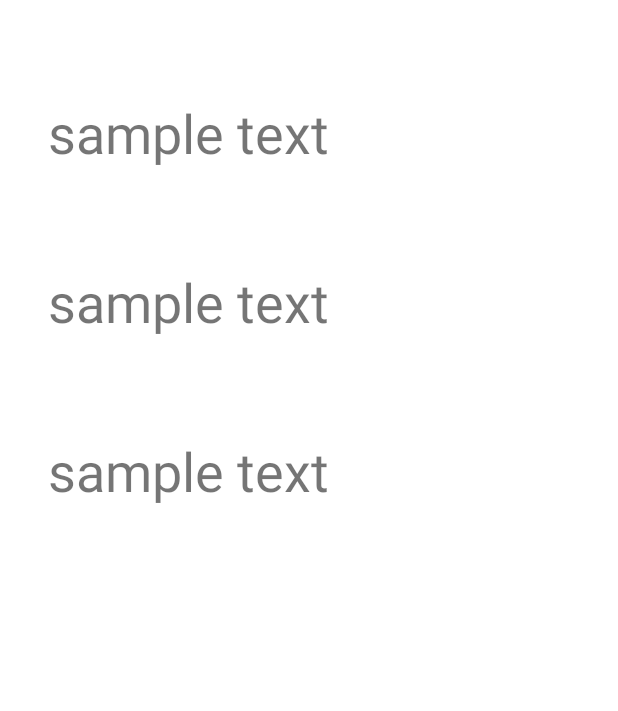
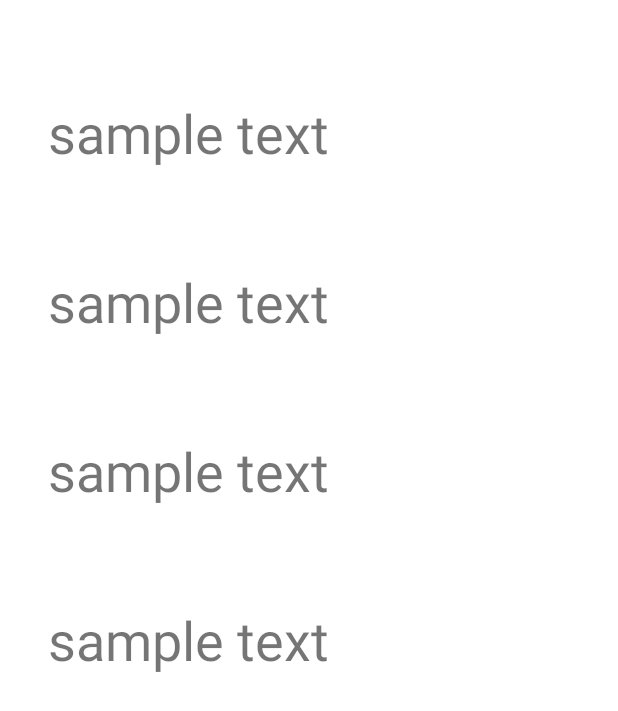
Before and after one commit to ahmed-razic/AndroidBasics_PracticeSet2, an Android app: the layout activity_main.xml on its own in the app's theme, with its tools: preview values and no code run, on a phone screen of 412 x 824 dp. Shown: the top 711 px of the screen. Run offline under Robolectric (Android 15) with nearby library versions, the phone set to English and light mode, and no system bars.

Commit message:
added exercises

```diff
--- a/app/src/main/res/layout/activity_main.xml
+++ b/app/src/main/res/layout/activity_main.xml
@@ -19,17 +19,6 @@
         app:layout_constraintTop_toTopOf="parent"
         tools:text="sample text" />
 
-    <TextView
-        android:id="@+id/display_text_view_3"
-        android:layout_width="wrap_content"
-        android:layout_height="wrap_content"
-        android:layout_marginStart="32dp"
-        android:layout_marginLeft="32dp"
-        android:layout_marginTop="64dp"
-        android:textSize="36sp"
-        app:layout_constraintStart_toStartOf="parent"
-        app:layout_constraintTop_toBottomOf="@+id/display_text_view_2"
-        tools:text="sample text" />
 
     <TextView
         android:id="@+id/display_text_view_2"
@@ -44,4 +33,28 @@
         app:layout_constraintTop_toBottomOf="@+id/display_text_view"
         tools:text="sample text" />
 
+    <TextView
+        android:id="@+id/display_text_view_3"
+        android:layout_width="wrap_content"
+        android:layout_height="wrap_content"
+        android:layout_marginStart="32dp"
+        android:layout_marginLeft="32dp"
+        android:layout_marginTop="64dp"
+        android:textSize="36sp"
+        app:layout_constraintStart_toStartOf="parent"
+        app:layout_constraintTop_toBottomOf="@+id/display_text_view_2"
+        tools:text="sample text" />
+
+    <TextView
+        android:id="@+id/display_text_view_4"
+        android:layout_width="wrap_content"
+        android:layout_height="wrap_content"
+        android:layout_marginTop="64dp"
+        android:layout_marginStart="32dp"
+        android:layout_marginLeft="32dp"
+        android:textSize="36sp"
+        app:layout_constraintStart_toStartOf="parent"
+        app:layout_constraintTop_toBottomOf="@+id/display_text_view_3"
+        tools:text="sample text" />
+
 </androidx.constraintlayout.widget.ConstraintLayout>
```
Also changed, not shown: app/src/main/java/com/example/android/practiceset2/MainActivity.java (+18 -13 lines).
